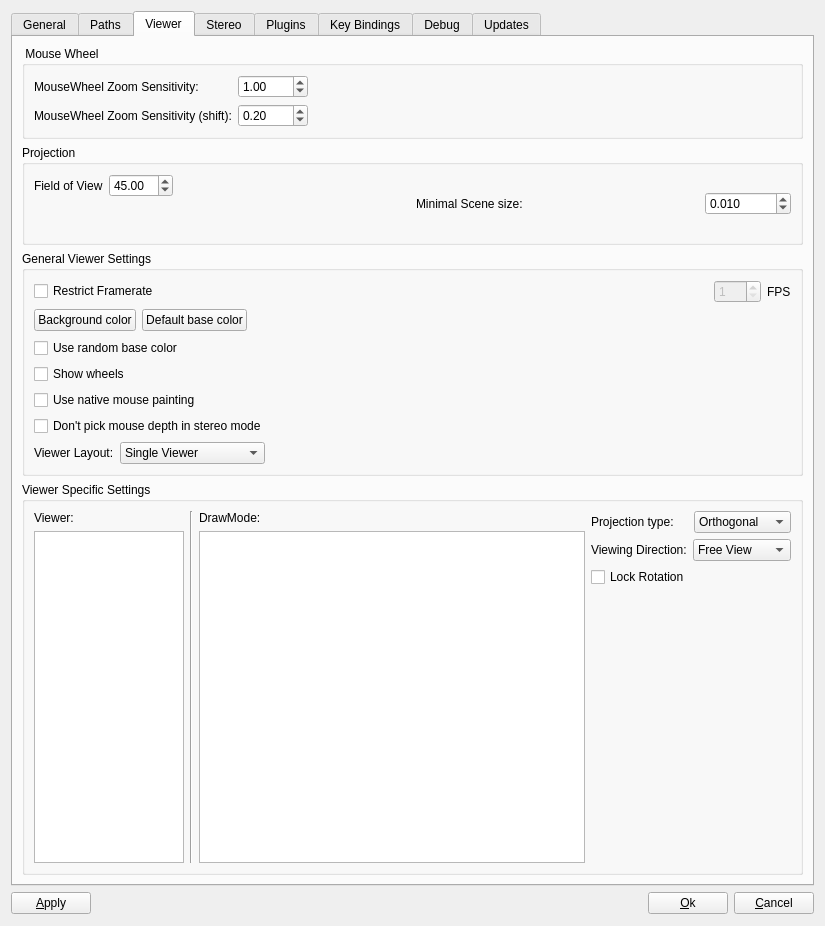
Old version of the form OpenFlipper/widgets/optionsWidget/optionsWidget.ui in the repository ShenRen/OpenFlipper.
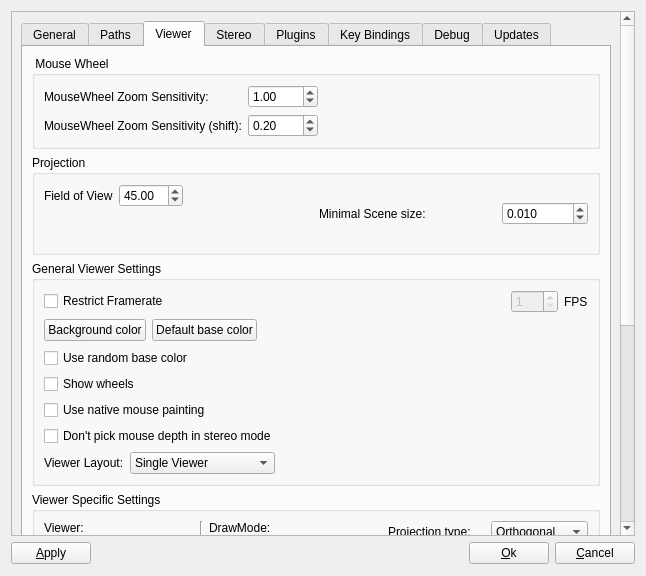
New version of the form. The open tabs and pages were chosen to show the change. Custom widgets are drawn as their Qt base class.

Commit message: Put options tabs-widget into scroll area since the fixed size options window often times exceeded screen resolution on smaller notebooks.

The edit to the form file:
```diff
--- a/OpenFlipper/widgets/optionsWidget/optionsWidget.ui
+++ b/OpenFlipper/widgets/optionsWidget/optionsWidget.ui
@@ -6,8 +6,8 @@
    <rect>
     <x>0</x>
     <y>0</y>
-    <width>825</width>
-    <height>926</height>
+    <width>646</width>
+    <height>576</height>
    </rect>
   </property>
   <property name="windowTitle">
@@ -15,6 +15,33 @@
   </property>
   <layout class="QVBoxLayout" name="verticalLayout_11">
    <item>
+    <widget class="QScrollArea" name="scrollArea">
+     <property name="sizePolicy">
+      <sizepolicy hsizetype="MinimumExpanding" vsizetype="Expanding">
+       <horstretch>0</horstretch>
+       <verstretch>0</verstretch>
+      </sizepolicy>
+     </property>
+     <property name="frameShadow">
+      <enum>QFrame::Plain</enum>
+     </property>
+     <property name="horizontalScrollBarPolicy">
+      <enum>Qt::ScrollBarAlwaysOff</enum>
+     </property>
+     <property name="widgetResizable">
+      <bool>true</bool>
+     </property>
+     <widget class="QWidget" name="scrollAreaWidgetContents">
+      <property name="geometry">
+       <rect>
+        <x>0</x>
+        <y>0</y>
+        <width>617</width>
+        <height>836</height>
+       </rect>
+      </property>
+      <layout class="QVBoxLayout" name="verticalLayout">
+       <item>
     <widget class="QTabWidget" name="tabWidget">
      <property name="toolTip">
       <string/>
@@ -23,7 +50,7 @@
       <string/>
      </property>
      <property name="currentIndex">
-      <number>0</number>
+          <number>2</number>
      </property>
      <property name="usesScrollButtons">
       <bool>true</bool>
@@ -1962,6 +1989,10 @@
            <verstretch>0</verstretch>
           </sizepolicy>
          </property>
+            </widget>
+           </item>
+          </layout>
+         </widget>
         </widget>
        </item>
       </layout>
```
Lines whose indentation alone changed are shown as unchanged.
